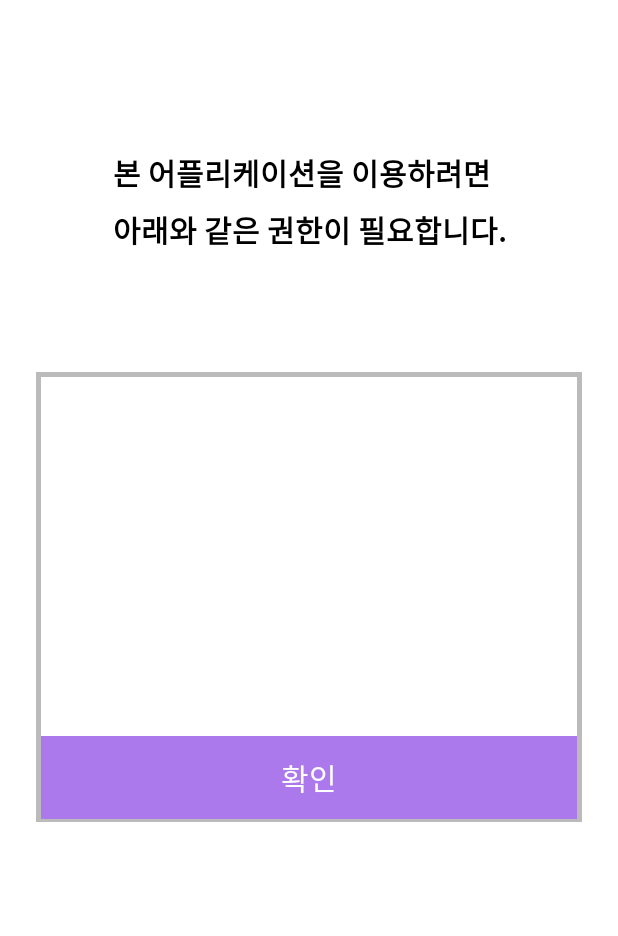
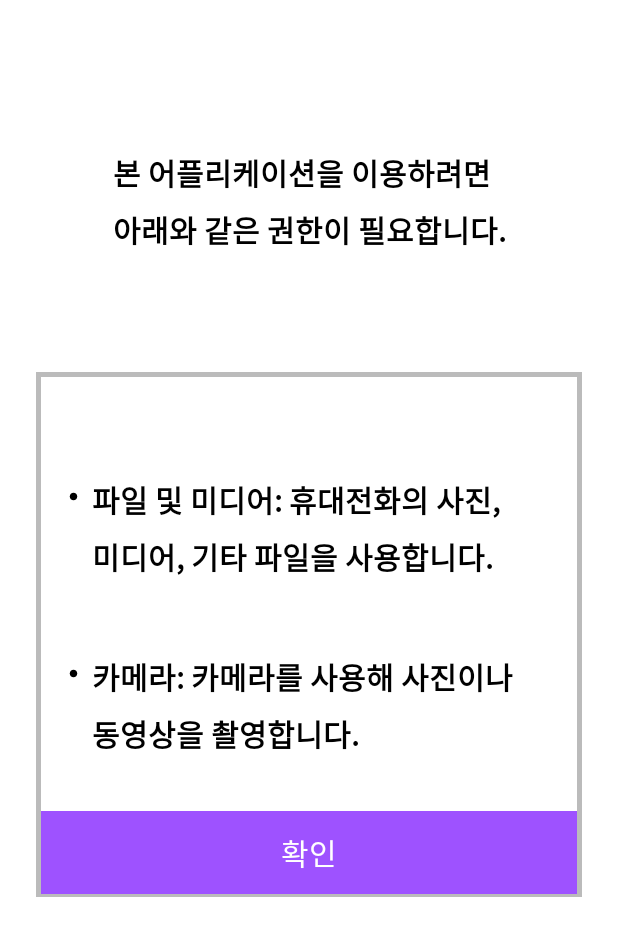
Before and after one commit to dkdndkemf/Seatis, an Android app: the layout auth.xml on its own in the app's theme, with its tools: preview values and no code run, on a phone screen of 412 x 824 dp. Shown: the top 936 px of the screen. Run offline under Robolectric (Android 15) with nearby library versions, the phone set to English and light mode, and no system bars.

Commit message:
auth.xml 완료

```diff
--- /dev/null
+++ b/app/src/main/res/drawable/black_circle.xml
@@ -0,0 +1,5 @@
+<vector android:height="6dp" android:tint="#000000"
+    android:viewportHeight="24" android:viewportWidth="24"
+    android:width="6dp" xmlns:android="http://schemas.android.com/apk/res/android">
+    <path android:fillColor="@android:color/white" android:pathData="M12,2C6.47,2 2,6.47 2,12s4.47,10 10,10 10,-4.47 10,-10S17.53,2 12,2z"/>
+</vector>
--- a/app/src/main/res/layout/auth.xml
+++ b/app/src/main/res/layout/auth.xml
@@ -1,57 +1,126 @@
 <?xml version="1.0" encoding="utf-8"?>
 <androidx.constraintlayout.widget.ConstraintLayout xmlns:android="http://schemas.android.com/apk/res/android"
+    xmlns:app="http://schemas.android.com/apk/res-auto"
+    android:id="@+id/main_layout"
     android:layout_width="match_parent"
     android:layout_height="match_parent"
-    xmlns:app="http://schemas.android.com/apk/res-auto"
-    android:id="@+id/main_layout"
     android:background="@color/white">
+
     <TextView
-        android:id="@+id/auth_textview"
+        android:id="@+id/auth_textview1"
+        android:layout_width="wrap_content"
+        android:layout_height="wrap_content"
+        android:layout_marginTop="100dp"
+        android:fontFamily="@font/nanumgothic_extrabold"
+        android:lineSpacingExtra="8sp"
+        android:text="본 어플리케이션을 이용하려면\n아래와 같은 권한이 필요합니다."
+        android:textColor="@color/black"
+        android:textSize="20sp"
+        android:textStyle="bold"
         app:layout_constraintLeft_toLeftOf="@+id/main_layout"
         app:layout_constraintRight_toRightOf="@+id/main_layout"
-        app:layout_constraintTop_toTopOf="@+id/main_layout"
-        android:layout_marginTop="100dp"
-        android:layout_width="wrap_content"
-        android:layout_height="wrap_content"
-        android:text="본 어플리케이션을 이용하려면\n아래와 같은 권한이 필요합니다."
-        android:textSize="20sp"
-        android:lineSpacingExtra="8sp"
-        android:textColor="@color/black"
-        android:textStyle="bold"
-        android:fontFamily="@font/nanumgothic_extrabold"
-        />
+        app:layout_constraintTop_toTopOf="@+id/main_layout" />
+
     <androidx.constraintlayout.widget.ConstraintLayout
         android:id="@+id/auth_layout"
         android:layout_width="match_parent"
-        android:layout_height="300dp"
-        app:layout_constraintTop_toBottomOf="@+id/auth_textview"
+        android:layout_height="350dp"
+        android:layout_marginLeft="24dp"
+        android:layout_marginTop="80dp"
+        android:layout_marginRight="24dp"
+        android:background="@drawable/view_stroke"
         app:layout_constraintLeft_toLeftOf="@+id/main_layout"
         app:layout_constraintRight_toRightOf="@+id/main_layout"
-        android:layout_marginTop="80dp"
-        android:layout_marginLeft="24dp"
-        android:layout_marginRight="24dp"
-        android:background="@drawable/view_stroke"
-        >
+        app:layout_constraintTop_toBottomOf="@+id/auth_textview1">
+
         <androidx.appcompat.widget.AppCompatButton
             android:id="@+id/auth_btn"
             android:layout_width="match_parent"
             android:layout_height="55dp"
-            app:layout_constraintLeft_toLeftOf="@+id/auth_layout"
-            app:layout_constraintRight_toRightOf="@+id/auth_layout"
             android:layout_marginLeft="3dp"
             android:layout_marginRight="3dp"
             android:layout_marginBottom="2dp"
+            android:background="@drawable/btn_squre"
+            android:backgroundTint="@color/bold_purple"
+            android:fontFamily="@font/nanumgothic_bold"
+            android:text="확인"
+            android:textColor="@color/white"
+            android:textSize="20sp"
             app:layout_constraintBottom_toBottomOf="@+id/auth_layout"
-            android:text="확인"
-            android:textSize="20sp"
-            android:textColor="@color/white"
-            android:fontFamily="@font/nanumgothic_bold"
-            android:backgroundTint="@color/purple"
-            android:background="@drawable/btn_squre"
+            app:layout_constraintLeft_toLeftOf="@+id/auth_layout"
+            app:layout_constraintRight_toRightOf="@+id/auth_layout" />
 
-            />
+
+        <androidx.constraintlayout.widget.ConstraintLayout
+            android:id="@+id/auth_box_layout1"
+            android:layout_width="match_parent"
+            android:layout_height="wrap_content"
+            android:layout_marginLeft="12dp"
+            android:layout_marginTop="70dp"
+            app:layout_constraintLeft_toLeftOf="parent"
+            app:layout_constraintTop_toTopOf="parent">
+
+            <ImageView
+                android:id="@+id/auth_circle1"
+                android:layout_width="wrap_content"
+                android:layout_height="wrap_content"
+                android:layout_marginLeft="10dp"
+                android:layout_marginTop="10dp"
+                android:src="@drawable/black_circle"
+                app:layout_constraintLeft_toLeftOf="parent"
+                app:layout_constraintTop_toTopOf="parent" />
+
+            <TextView
+                android:id="@+id/auth_textview2"
+                android:layout_width="wrap_content"
+                android:layout_height="wrap_content"
+                android:layout_marginLeft="9dp"
+                android:fontFamily="@font/nanumgothic_extrabold"
+                android:lineSpacingExtra="8sp"
+                android:text="파일 및 미디어: 휴대전화의 사진,\n미디어, 기타 파일을 사용합니다."
+                android:textColor="@color/black"
+                android:textSize="20sp"
+                android:textStyle="bold"
+                app:layout_constraintLeft_toRightOf="@id/auth_circle1"
+                app:layout_constraintTop_toTopOf="parent" />
+        </androidx.constraintlayout.widget.ConstraintLayout>
+
+        <androidx.constraintlayout.widget.ConstraintLayout
+            android:id="@+id/auth_box_layout2"
+            android:layout_width="match_parent"
+            android:layout_height="wrap_content"
+            android:layout_marginLeft="12dp"
+            android:layout_marginTop="50dp"
+            app:layout_constraintLeft_toLeftOf="parent"
+            app:layout_constraintTop_toBottomOf="@id/auth_box_layout1">
+
+            <ImageView
+                android:id="@+id/auth_circle2"
+                android:layout_width="wrap_content"
+                android:layout_height="wrap_content"
+                android:layout_marginLeft="10dp"
+                android:layout_marginTop="10dp"
+                android:src="@drawable/black_circle"
+                app:layout_constraintLeft_toLeftOf="parent"
+                app:layout_constraintTop_toTopOf="parent" />
+
+            <TextView
+                android:id="@+id/auth_textview3"
+                android:layout_width="wrap_content"
+                android:layout_height="wrap_content"
+                android:layout_marginLeft="9dp"
+                android:fontFamily="@font/nanumgothic_extrabold"
+                android:lineSpacingExtra="8sp"
+                android:text="카메라: 카메라를 사용해 사진이나\n동영상을 촬영합니다."
+                android:textColor="@color/black"
+                android:textSize="20sp"
+                android:textStyle="bold"
+                app:layout_constraintLeft_toRightOf="@id/auth_circle2"
+                app:layout_constraintTop_toTopOf="parent" />
+        </androidx.constraintlayout.widget.ConstraintLayout>
+
+
     </androidx.constraintlayout.widget.ConstraintLayout>
 
 
-
 </androidx.constraintlayout.widget.ConstraintLayout>
```
